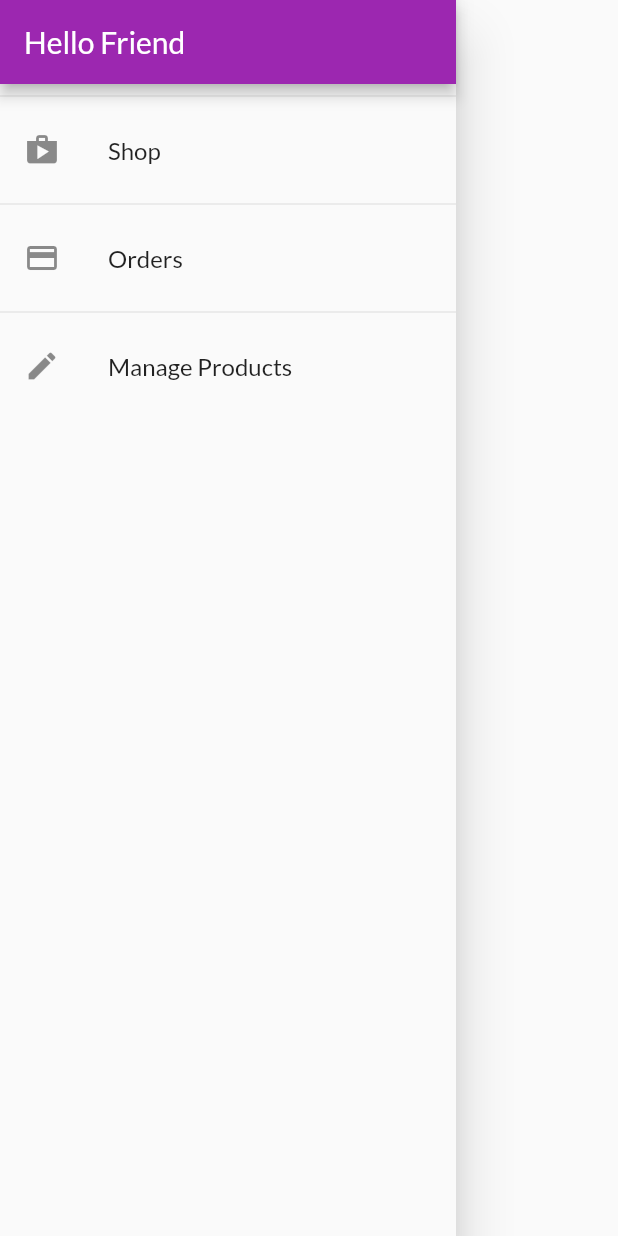
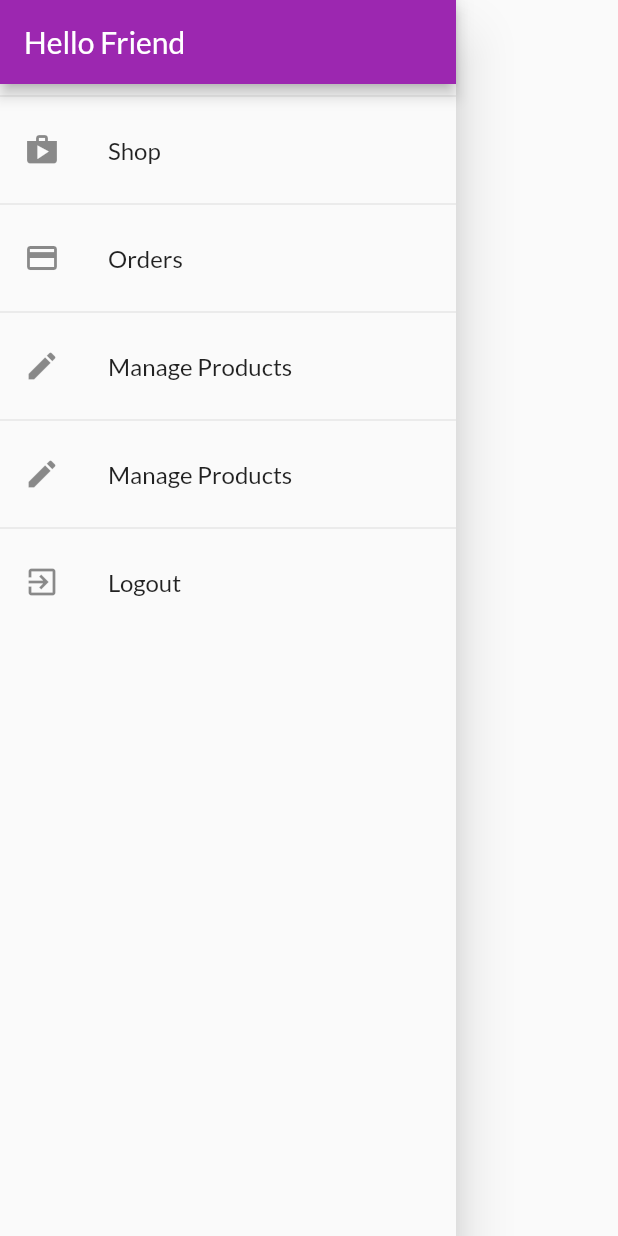
Before and after one commit to gauravsbagul/flutter-shopping-app, a Flutter app: the AppDrawer widget shown alone on an empty page, opened directly, on a phone screen of 412 x 824 dp. Run offline on Flutter 3.47's test engine with Material 2 defaults, Android fonts, the phone set to English and light mode, and no system bars; our stand-ins replace shared_preferences, validators; accounts and stored records are empty; network calls fail.

```diff
--- a/lib/widgets/appDrawer.dart
+++ b/lib/widgets/appDrawer.dart
@@ -1,4 +1,6 @@
 import 'package:flutter/material.dart';
+import 'package:provider/provider.dart';
+import 'package:state_management_shop_app/providers/auth.dart';
 
 import '../screens/ordersScreen.dart';
 import '../screens/userProductsScreen.dart';
@@ -37,7 +39,26 @@ class AppDrawer extends StatelessWidget {
               Navigator.of(context)
                   .pushReplacementNamed(UserProductsScreen.routeName);
             },
-          )
+          ),
+          Divider(),
+          ListTile(
+            leading: Icon(Icons.edit),
+            title: Text('Manage Products'),
+            onTap: () {
+              Navigator.of(context)
+                  .pushReplacementNamed(UserProductsScreen.routeName);
+            },
+          ),
+          Divider(),
+          ListTile(
+            leading: Icon(Icons.exit_to_app),
+            title: Text('Logout'),
+            onTap: () {
+              Navigator.of(context).pop();
+              Navigator.of(context).pushReplacementNamed('/');
+              Provider.of<Auth>(context, listen: false).logout();
+            },
+          ),
         ],
       ),
     );
--- a/pubspec.yaml
+++ b/pubspec.yaml
@@ -27,6 +27,7 @@ dependencies:
   intl: ^0.16.1
   validators: ^2.0.0
   http: ^0.12.1
+  shared_preferences: ^0.5.8
 
   # The following adds the Cupertino Icons font to your application.
   # Use with the CupertinoIcons class for iOS style icons.
```
Also changed, not shown: lib/main.dart (+10 -1 lines), lib/providers/auth.dart (+61 -2 lines), lib/screens/authScreen.dart (+14 -6 lines), pubspec.lock, 6 other files.
